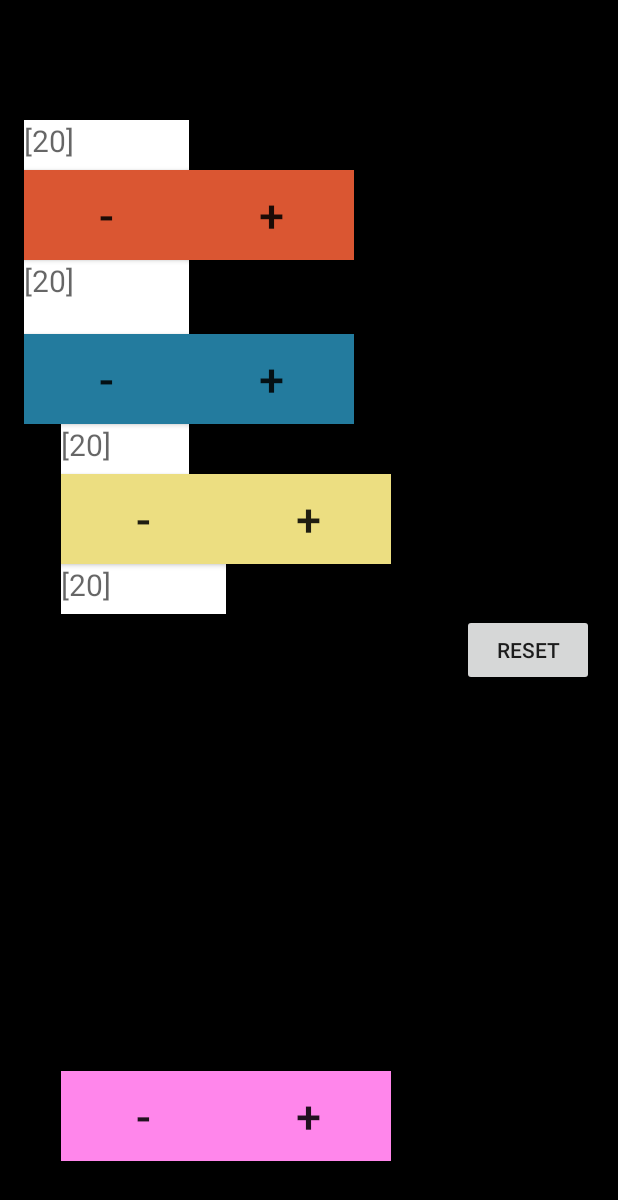
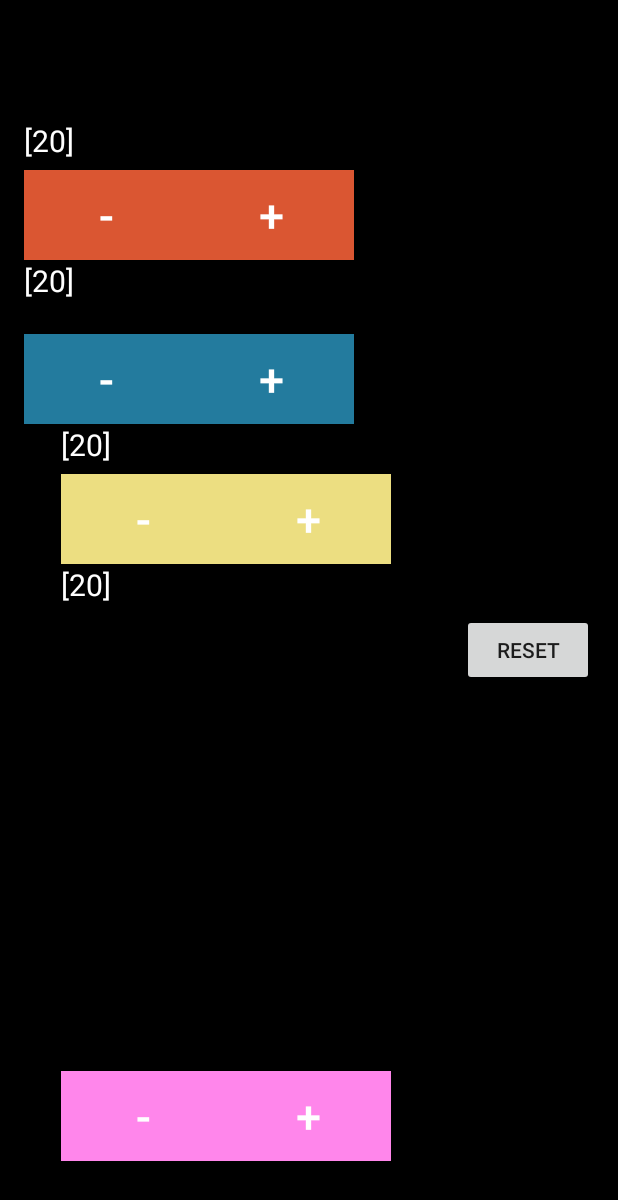
Before and after one commit to changwinstonr/Spindown, an Android app: the layout activity_four_player.xml on its own in the app's theme, with its tools: preview values and no code run, on a phone screen of 412 x 824 dp. Shown: the top 1200 px of the screen. Run offline under Robolectric (Android 15) with nearby library versions, the phone set to English and light mode, and no system bars.

Commit message:
Adds: Font :shit: to layouts (busy work). Attempts: Add Data Binding.

```diff
--- a/app/build.gradle
+++ b/app/build.gradle
@@ -1,7 +1,7 @@
 apply plugin: 'com.android.application'
 
 android {
-    compileSdkVersion 23
+    compileSdkVersion 24
     buildToolsVersion "24.0.0"
 
     defaultConfig {
@@ -17,6 +17,9 @@ android {
             proguardFiles getDefaultProguardFile('proguard-android.txt'), 'proguard-rules.pro'
         }
     }
+    dataBinding {
+        enabled = true
+    }
 }
 
 dependencies {
--- a/app/src/main/res/layout/activity_four_player.xml
+++ b/app/src/main/res/layout/activity_four_player.xml
@@ -18,7 +18,8 @@
         android:layout_height="33dp"
         android:hint="[20]"
         android:textSize="20sp"
-        android:background="#fff"
+        android:textColorHint="#FFFFFF"
+        android:textColor="#FFFFFF"
         android:id="@+id/textViewP1"
         android:layout_marginTop="64dp"
         android:layout_alignParentTop="true"
@@ -29,7 +30,8 @@
     <TextView
         android:layout_width="33dp"
         android:layout_height="33dp"
-        android:background="#fff"
+        android:textColorHint="#FFFFFF"
+        android:textColor="#FFFFFF"
         android:hint="[20]"
         android:textSize="20sp"
         android:id="@+id/textViewP2"
@@ -42,7 +44,8 @@
     <TextView
         android:layout_width="33dp"
         android:layout_height="33dp"
-        android:background="#fff"
+        android:textColorHint="#FFFFFF"
+        android:textColor="#FFFFFF"
         android:hint="[20]"
         android:textSize="20sp"
         android:id="@+id/textViewP3"
@@ -55,7 +58,8 @@
     <TextView
         android:layout_width="33dp"
         android:layout_height="33dp"
-        android:background="#fff"
+        android:textColorHint="#FFFFFF"
+        android:textColor="#FFFFFF"
         android:hint="[20]"
         android:textSize="20sp"
         android:id="@+id/textViewP4"
@@ -70,6 +74,7 @@
         android:layout_width="110dp"
         android:id="@+id/leftP1"
         android:text="-"
+        android:textColor="#FFFFFF"
         android:textSize="30sp"
         android:textAlignment="gravity"
         android:background="#da5632"
@@ -82,6 +87,7 @@
         android:layout_width="110dp"
         android:id="@+id/rightP1"
         android:text="+"
+        android:textColor="#FFFFFF"
         android:textSize="30sp"
         android:background="#da5632"
         android:layout_above="@+id/leftP2"
@@ -93,6 +99,7 @@
         android:layout_width="110dp"
         android:id="@+id/leftP2"
         android:text="-"
+        android:textColor="#FFFFFF"
         android:textSize="30sp"
         android:textAlignment="gravity"
         android:background="#237b9e"
@@ -107,6 +114,7 @@
         android:id="@+id/rightP2"
         android:text="+"
         android:textSize="30sp"
+        android:textColor="#FFFFFF"
         android:background="#237b9e"
         android:layout_alignTop="@+id/leftP2"
         android:layout_toRightOf="@+id/leftP2"
@@ -117,6 +125,7 @@
         android:layout_width="110dp"
         android:id="@+id/leftP3"
         android:text="-"
+        android:textColor="#FFFFFF"
         android:textSize="30sp"
         android:textAlignment="gravity"
         android:background="#ecde81"
@@ -129,17 +138,18 @@
         android:layout_width="110dp"
         android:id="@+id/rightP3"
         android:text="+"
+        android:textColor="#FFFFFF"
         android:textSize="30sp"
         android:background="#ecde81"
         android:layout_below="@+id/textViewP3"
         android:layout_centerHorizontal="true"/>
-
 
     <Button
         android:layout_height="60dp"
         android:layout_width="110dp"
         android:id="@+id/leftP4"
         android:text="-"
+        android:textColor="#FFFFFF"
         android:textSize="30sp"
         android:textAlignment="gravity"
         android:background="#ff86eb"
@@ -153,6 +163,7 @@
         android:layout_width="110dp"
         android:id="@+id/rightP4"
         android:text="+"
+        android:textColor="#FFFFFF"
         android:textSize="30sp"
         android:background="#ff86eb"
         android:layout_alignTop="@+id/leftP4"
--- a/app/src/main/res/layout/activity_one_player.xml
+++ b/app/src/main/res/layout/activity_one_player.xml
@@ -16,7 +16,8 @@
         android:layout_width="40dp"
         android:layout_height="33dp"
         android:hint="[20]"
-        android:background="#fff"
+        android:textColorHint="#FFFFFF"
+        android:textColor="#FFFFFF"
         android:textSize="20sp"
         android:id="@+id/textView"
         android:layout_alignParentLeft="true"
@@ -27,6 +28,7 @@
         android:layout_width="110dp"
         android:id="@+id/left"
         android:text="-"
+        android:textColor="#FFFFFF"
         android:textSize="30sp"
         android:textAlignment="gravity"
         android:background="#da5632"
@@ -40,6 +42,7 @@
         android:layout_width="110dp"
         android:id="@+id/right"
         android:text="+"
+        android:textColor="#FFFFFF"
         android:textSize="30sp"
         android:background="#da5632"
         android:layout_alignTop="@+id/left"
--- a/app/src/main/res/values/strings.xml
+++ b/app/src/main/res/values/strings.xml
@@ -1,3 +1,3 @@
 <resources>
-    <string name="app_name"></string>
+    <string name="app_name">Spindown</string>
 </resources>
```
Also changed, not shown: app/src/main/java/affinity/spindown/FourPlayerActivity.java (+4 -4 lines), app/src/main/java/affinity/spindown/MainActivity.java (+2 -5 lines), app/src/main/res/layout/activity_three_player.xml (+12 -3 lines), app/src/main/res/layout/activity_two_player.xml (+8 -2 lines).
